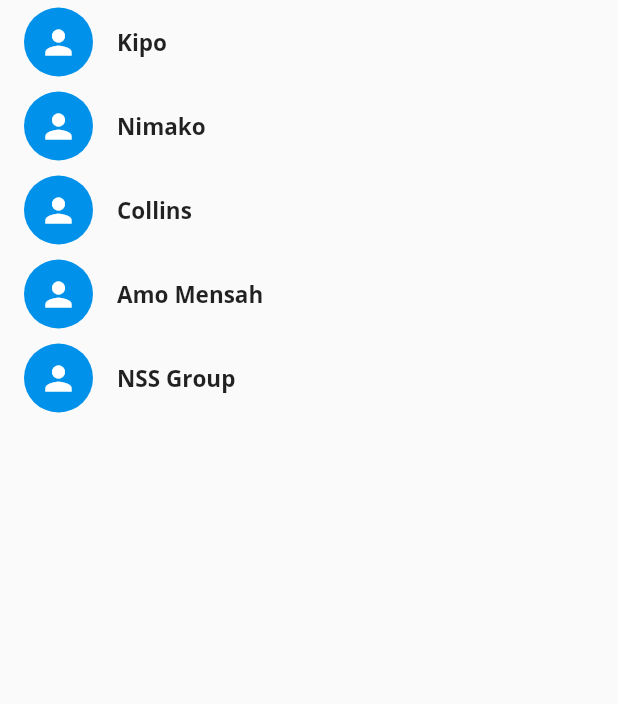
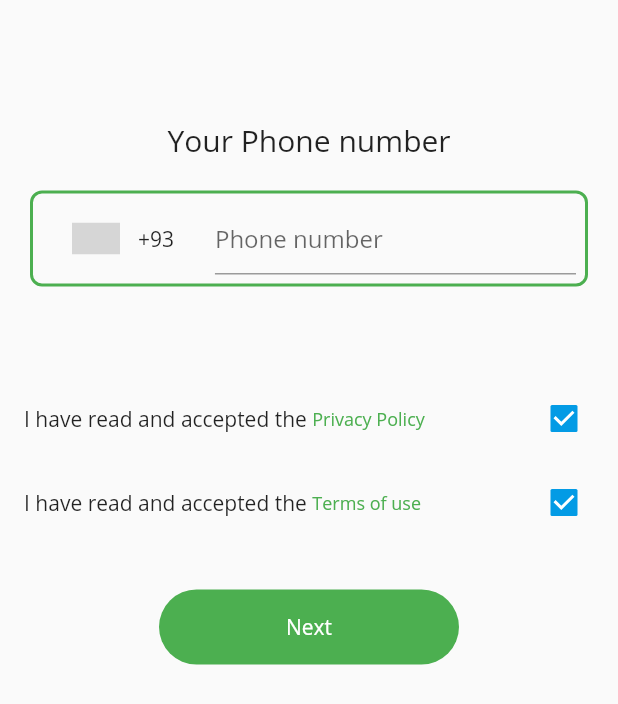
Before and after one commit to Jimah259/Uchat, a Flutter app: the screen it shows after launch, on a phone screen of 412 x 824 dp. Shown: the top 704 px of the screen. Run offline on Flutter 3.47's test engine with Material 2 defaults, Android fonts, the phone set to English and light mode, and no system bars; drawn by our look-alikes of intl_phone_number_input; our stand-ins replace camera, firebase_core, flutter_svg, socket_io_client, video_player; missing offline and left inert: emoji_picker_2; accounts and stored records are empty; grey boxes are pictures that could not be loaded.

Commit message:
built log in

```diff
--- a/lib/Screens/LoginScreen.dart
+++ b/lib/Screens/LoginScreen.dart
@@ -2,6 +2,7 @@ import 'package:chatapp/CustomUI/ButtonCard.dart';
 import 'package:chatapp/Model/ChatModel.dart';
 import 'package:chatapp/Screens/Homescreen.dart';
 import 'package:flutter/material.dart';
+import 'package:intl_phone_number_input/intl_phone_number_input.dart';
 
 class LoginScreen extends StatefulWidget {
   LoginScreen({Key? key}) : super(key: key);
@@ -56,24 +57,170 @@ class _LoginScreenState extends State<LoginScreen> {
   @override
   Widget build(BuildContext context) {
     return Scaffold(
-      body: ListView.builder(
-          itemCount: chatmodels.length,
-          itemBuilder: (contex, index) => InkWell(
-                onTap: () {
-                  sourceChat = chatmodels.removeAt(index);
-                  Navigator.pushReplacement(
-                      context,
-                      MaterialPageRoute(
-                          builder: (builder) => Homescreen(
-                                chatmodels: chatmodels,
-                                sourchat: sourceChat!,
-                              )));
-                },
-                child: ButtonCard(
-                  name: chatmodels[index].name!,
-                  icon: Icons.person,
-                ),
-              )),
+      //appBar: AppBar(),
+      body: Body(),
     );
   }
 }
+
+class Body extends StatefulWidget {
+  const Body({Key? key}) : super(key: key);
+
+  @override
+  State<Body> createState() => _BodyState();
+}
+
+class _BodyState extends State<Body> {
+  PhoneNumber? phone;
+  final formKey = GlobalKey<FormState>();
+  bool readTerms = true;
+  bool readPrivacy = true;
+
+  ChatModel demoChat = ChatModel(
+    name: "Kipo",
+    isGroup: false,
+    currentMessage: "Hi Everyone",
+    time: "4:00",
+    icon: "person.svg",
+    id: 1,
+  );
+  @override
+  Widget build(BuildContext context) {
+    return SingleChildScrollView(
+      child: Form(
+        key: formKey,
+        child: Column(
+          children: [
+            SizedBox(
+              height: 80,
+            ),
+            Text(
+              'Your Phone number',
+              style: TextStyle(fontSize: 20),
+            ),
+            Padding(
+              padding: const EdgeInsets.all(20.0),
+              child: Container(
+                decoration: BoxDecoration(
+                    border: Border.all(color: Colors.green, width: 2),
+                    borderRadius: BorderRadius.circular(8)),
+                child: Padding(
+                  padding: const EdgeInsets.all(6.0),
+                  child: InternationalPhoneNumberInput(
+                    validator: (value) {
+                      if (value == null || value.isEmpty) {
+                        return 'Enter Phone number';
+                      }
+                      return null;
+                    },
+                    selectorConfig: SelectorConfig(
+                        selectorType: PhoneInputSelectorType.DIALOG),
+                    onInputChanged: (value) {},
+                    onSaved: (PhoneNumber number) => phone = number,
+                  ),
+                ),
+              ),
+            ),
+            SizedBox(
+              height: 40,
+            ),
+            CheckboxListTile(
+              title: Row(
+                children: [
+                  Text(
+                    'I have read and accepted the ',
+                    style: TextStyle(fontSize: 14),
+                  ),
+                  Expanded(
+                      child: Text(
+                    'Privacy Policy',
+                    style: TextStyle(fontSize: 12, color: Colors.green),
+                  )),
+                ],
+              ),
+              value: readTerms,
+              onChanged: (value) {
+                setState(() {
+                  readTerms = value!;
+                });
+              },
+            ),
+            CheckboxListTile(
+              title: Row(
+                children: [
+                  Text(
+                    'I have read and accepted the ',
+                    style: TextStyle(fontSize: 14),
+                  ),
+                  Expanded(
+                      child: Text(
+                    'Terms of use',
+                    style: TextStyle(fontSize: 12, color: Colors.green),
+                  )),
+                ],
+              ),
+              value: readPrivacy,
+              onChanged: (value) {
+                setState(() {
+                  readPrivacy = value!;
+                });
+              },
+            ),
+            SizedBox(
+              height: 30,
+            ),
+            TextButton(
+              style: TextButton.styleFrom(
+                  shape: RoundedRectangleBorder(
+                      borderRadius: BorderRadius.circular(25)),
+                  fixedSize: Size(200, 50),
+                  backgroundColor: Colors.green,
+                  primary: Colors.white),
+              onPressed: () {
+                if (readPrivacy && readTerms == !false) {
+                  if (formKey.currentState!.validate()) {
+                    // If the form is valid, display a snackbar. In the real world,
+                    // you'd often call a server or save the information in a database.
+                    ScaffoldMessenger.of(context).showSnackBar(
+                      const SnackBar(content: Text('Processing Data')),
+                    );
+                  }
+                  Navigator.pushAndRemoveUntil(
+                      context,
+                      MaterialPageRoute(
+                          builder: (ctx) => Homescreen(
+                              chatmodels: [demoChat], sourchat: demoChat)),
+                      (route) => false);
+                }
+              },
+              child: Text(
+                'Next',
+              ),
+            ),
+          ],
+        ),
+      ),
+    );
+  }
+}
+
+
+
+// ListView.builder(
+//           itemCount: chatmodels.length,
+//           itemBuilder: (contex, index) => InkWell(
+//                 onTap: () {
+//                   sourceChat = chatmodels.removeAt(index);
+//                   Navigator.pushReplacement(
+//                       context,
+//                       MaterialPageRoute(
+//                           builder: (builder) => Homescreen(
+//                                 chatmodels: chatmodels,
+//                                 sourchat: sourceChat!,
+//                               )));
+//                 },
+//                 child: ButtonCard(
+//                   name: chatmodels[index].name!,
+//                   icon: Icons.person,
+//                 ),
+//               )),
--- a/pubspec.yaml
+++ b/pubspec.yaml
@@ -42,6 +42,7 @@ dependencies:
   path: ^1.8.1
   video_player: ^2.4.5
   socket_io_client: ^2.0.0
+  intl_phone_number_input: ^0.7.0+2
 
 
 dev_dependencies:
```
Also changed, not shown: pubspec.lock.
